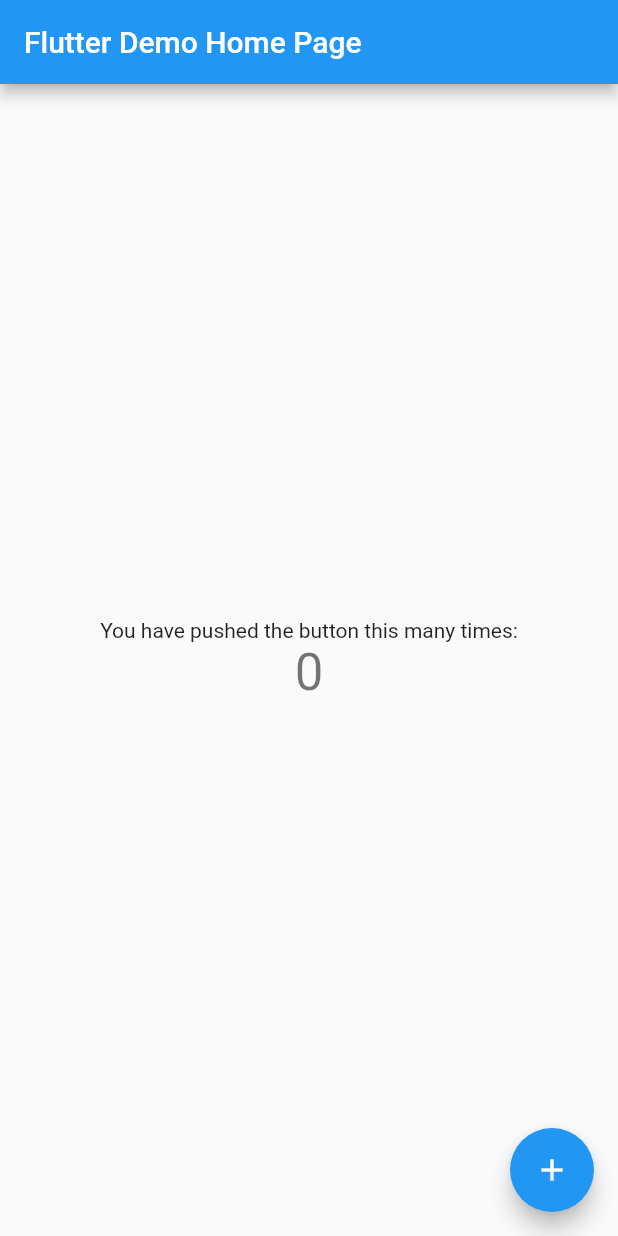
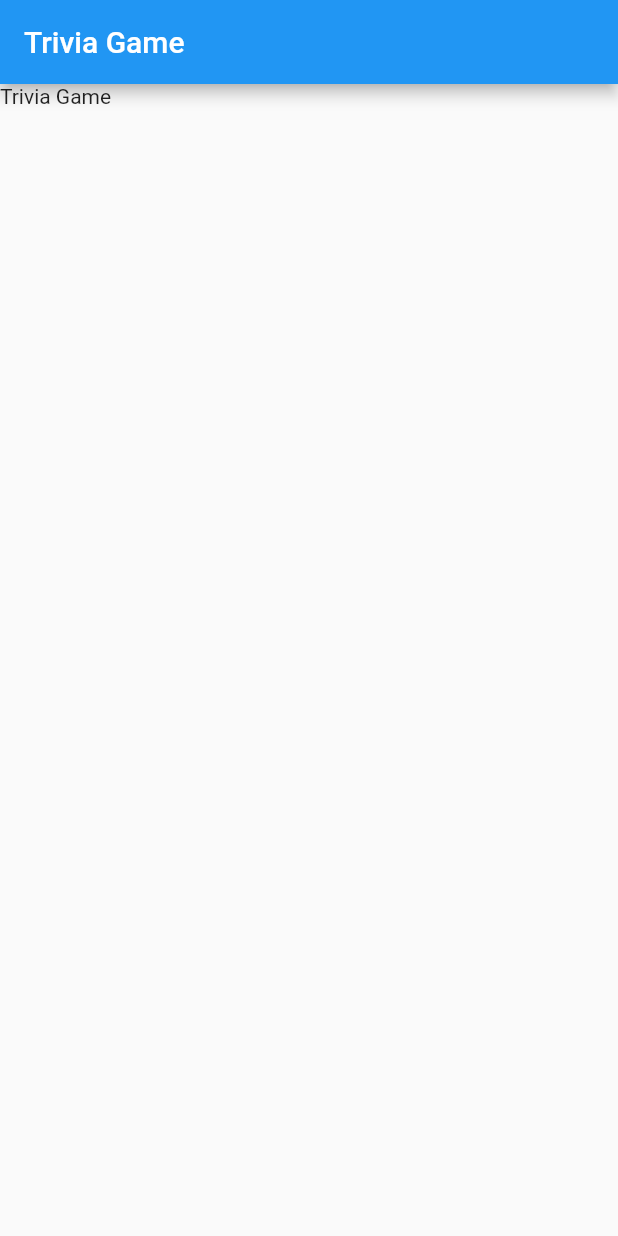
Before and after one commit to leoncruz/trivia_game, a Flutter app: the screen it shows after launch, on a phone screen of 412 x 824 dp. Run offline on Flutter 3.47's test engine with Material 2 defaults, Android fonts, the phone set to English and light mode, and no system bars.

Commit message:
initial questions page

```diff
--- a/lib/main.dart
+++ b/lib/main.dart
@@ -1,115 +1,27 @@
 import 'package:flutter/material.dart';
+import 'package:trivia_game/questions/question_page.dart';
 
 void main() {
-  runApp(const MyApp());
+  runApp(const TriviaGame());
 }
 
-class MyApp extends StatelessWidget {
-  const MyApp({Key? key}) : super(key: key);
+class TriviaGame extends StatelessWidget {
+  const TriviaGame({Key? key}) : super(key: key);
 
-  // This widget is the root of your application.
   @override
   Widget build(BuildContext context) {
     return MaterialApp(
       title: 'Flutter Demo',
+      debugShowCheckedModeBanner: false,
       theme: ThemeData(
-        // This is the theme of your application.
-        //
-        // Try running your application with "flutter run". You'll see the
-        // application has a blue toolbar. Then, without quitting the app, try
-        // changing the primarySwatch below to Colors.green and then invoke
-        // "hot reload" (press "r" in the console where you ran "flutter run",
-        // or simply save your changes to "hot reload" in a Flutter IDE).
-        // Notice that the counter didn't reset back to zero; the application
-        // is not restarted.
         primarySwatch: Colors.blue,
       ),
-      home: const MyHomePage(title: 'Flutter Demo Home Page'),
+      home: Scaffold(
+        appBar: AppBar(
+          title: const Text('Trivia Game'),
+        ),
+        body: const QuestionPage(),
+      ),
     );
   }
 }
-
-class MyHomePage extends StatefulWidget {
-  const MyHomePage({Key? key, required this.title}) : super(key: key);
-
-  // This widget is the home page of your application. It is stateful, meaning
-  // that it has a State object (defined below) that contains fields that affect
-  // how it looks.
-
-  // This class is the configuration for the state. It holds the values (in this
-  // case the title) provided by the parent (in this case the App widget) and
-  // used by the build method of the State. Fields in a Widget subclass are
-  // always marked "final".
-
-  final String title;
-
-  @override
-  State<MyHomePage> createState() => _MyHomePageState();
-}
-
-class _MyHomePageState extends State<MyHomePage> {
-  int _counter = 0;
-
-  void _incrementCounter() {
-    setState(() {
-      // This call to setState tells the Flutter framework that something has
-      // changed in this State, which causes it to rerun the build method below
-      // so that the display can reflect the updated values. If we changed
-      // _counter without calling setState(), then the build method would not be
-      // called again, and so nothing would appear to happen.
-      _counter++;
-    });
-  }
-
-  @override
-  Widget build(BuildContext context) {
-    // This method is rerun every time setState is called, for instance as done
-    // by the _incrementCounter method above.
-    //
-    // The Flutter framework has been optimized to make rerunning build methods
-    // fast, so that you can just rebuild anything that needs updating rather
-    // than having to individually change instances of widgets.
-    return Scaffold(
-      appBar: AppBar(
-        // Here we take the value from the MyHomePage object that was created by
-        // the App.build method, and use it to set our appbar title.
-        title: Text(widget.title),
-      ),
-      body: Center(
-        // Center is a layout widget. It takes a single child and positions it
-        // in the middle of the parent.
-        child: Column(
-          // Column is also a layout widget. It takes a list of children and
-          // arranges them vertically. By default, it sizes itself to fit its
-          // children horizontally, and tries to be as tall as its parent.
-          //
-          // Invoke "debug painting" (press "p" in the console, choose the
-          // "Toggle Debug Paint" action from the Flutter Inspector in Android
-          // Studio, or the "Toggle Debug Paint" command in Visual Studio Code)
-          // to see the wireframe for each widget.
-          //
-          // Column has various properties to control how it sizes itself and
-          // how it positions its children. Here we use mainAxisAlignment to
-          // center the children vertically; the main axis here is the vertical
-          // axis because Columns are vertical (the cross axis would be
-          // horizontal).
-          mainAxisAlignment: MainAxisAlignment.center,
-          children: <Widget>[
-            const Text(
-              'You have pushed the button this many times:',
-            ),
-            Text(
-              '$_counter',
-              style: Theme.of(context).textTheme.headline4,
-            ),
-          ],
-        ),
-      ),
-      floatingActionButton: FloatingActionButton(
-        onPressed: _incrementCounter,
-        tooltip: 'Increment',
-        child: const Icon(Icons.add),
-      ), // This trailing comma makes auto-formatting nicer for build methods.
-    );
-  }
-}
--- /dev/null
+++ b/lib/questions/question_page.dart
@@ -0,0 +1,12 @@
+import 'package:flutter/material.dart';
+
+class QuestionPage extends StatelessWidget {
+  const QuestionPage({Key? key}) : super(key: key);
+
+  @override
+  Widget build(BuildContext context) {
+    return Container(
+      child: const Text('Trivia Game'),
+    );
+  }
+}
```
